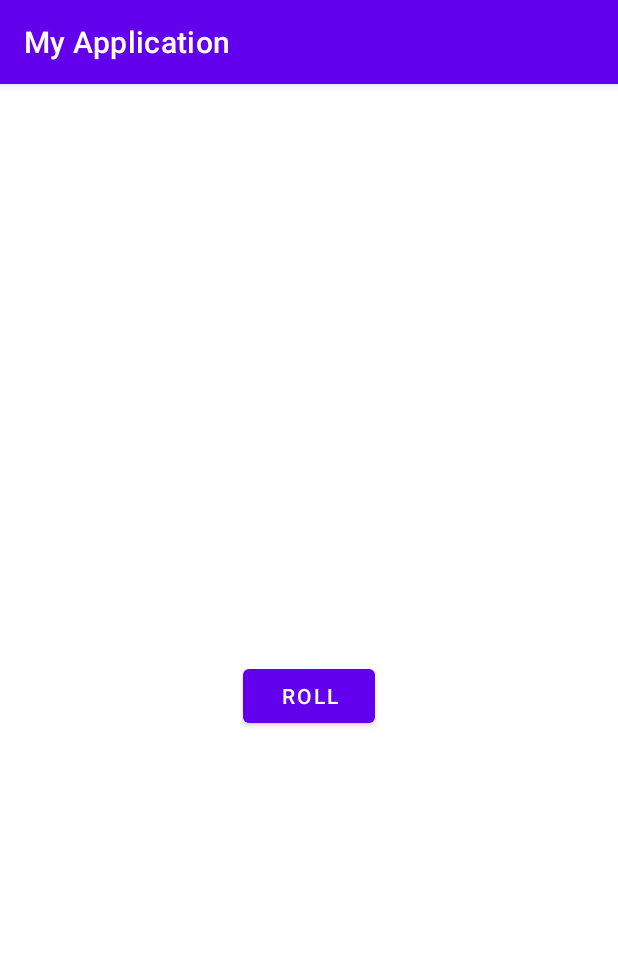
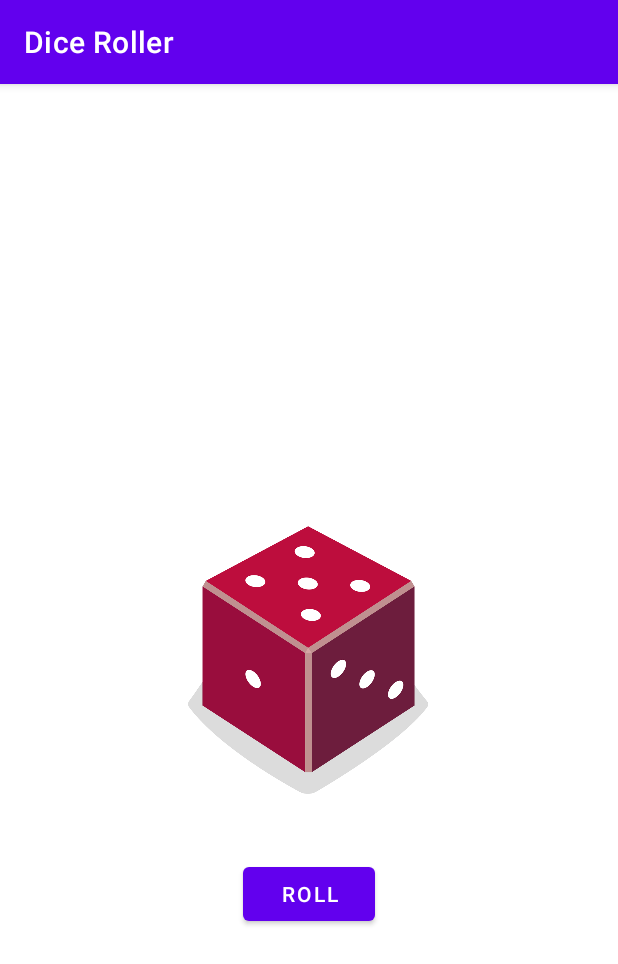
Before and after one commit to lewisdl/CSCE546, an Android app: the screen it shows after launch (MainActivity), on a phone screen of 412 x 824 dp. Shown: the top 964 px of the screen. Run offline under Robolectric (Android 15) with nearby library versions, the phone set to English and light mode, and no system bars.

Commit message:
adds visual feedback

```diff
--- a/Dice_Roller/app/src/main/java/com/example/myapplication/MainActivity.kt
+++ b/Dice_Roller/app/src/main/java/com/example/myapplication/MainActivity.kt
@@ -2,7 +2,7 @@ package com.example.myapplication
 
 import android.os.Bundle
 import android.widget.Button
-import android.widget.TextView
+import android.widget.ImageView
 import androidx.appcompat.app.AppCompatActivity
 
 class MainActivity : AppCompatActivity() {
@@ -11,17 +11,28 @@ class MainActivity : AppCompatActivity() {
         setContentView(R.layout.activity_main)
         val rollButton: Button = findViewById(R.id.button)
         rollButton.setOnClickListener { rollDice() }
+        rollDice()
     }
 
     private fun rollDice() {
         val dice = Dice(6)
         val diceRoll = dice.roll()
-        val resultTextView: TextView = findViewById(R.id.textView)
-        resultTextView.text = diceRoll.toString()
+        val diceImage: ImageView = findViewById(R.id.imageView)
+        val drawableResource = when (diceRoll) {
+            1 -> R.drawable.dice_1
+            2 -> R.drawable.dice_2
+            3 -> R.drawable.dice_3
+            4 -> R.drawable.dice_4
+            5 -> R.drawable.dice_5
+            else -> R.drawable.dice_6
+        }
+
+        diceImage.setImageResource(drawableResource)
+        diceImage.contentDescription = diceRoll.toString()
     }
 }
 
-class Dice(val numSides: Int) {
+class Dice(private val numSides: Int) {
 
     fun roll(): Int {
         return (1..numSides).random()
--- a/Dice_Roller/app/src/main/res/layout/activity_main.xml
+++ b/Dice_Roller/app/src/main/res/layout/activity_main.xml
@@ -10,6 +10,7 @@
         android:id="@+id/button"
         android:layout_width="wrap_content"
         android:layout_height="wrap_content"
+        android:layout_marginTop="32dp"
         android:text="@string/roll"
         app:layout_constraintEnd_toEndOf="parent"
         app:layout_constraintStart_toStartOf="parent"
@@ -17,12 +18,13 @@
 
     <ImageView
         android:id="@+id/imageView"
-        android:layout_width="wrap_content"
-        android:layout_height="wrap_content"
+        android:layout_width="160dp"
+        android:layout_height="200dp"
         app:layout_constraintBottom_toBottomOf="parent"
         app:layout_constraintEnd_toEndOf="parent"
+        app:layout_constraintHorizontal_bias="0.498"
         app:layout_constraintStart_toStartOf="parent"
         app:layout_constraintTop_toTopOf="parent"
-        tools:srcCompat="@tools:sample/avatars" />
+        tools:srcCompat="@drawable/dice_1" />
 
 </androidx.constraintlayout.widget.ConstraintLayout>
--- a/Dice_Roller/app/src/main/res/values/strings.xml
+++ b/Dice_Roller/app/src/main/res/values/strings.xml
@@ -1,4 +1,4 @@
 <resources>
-    <string name="app_name">My Application</string>
+    <string name="app_name">Dice Roller</string>
     <string name="roll">Roll</string>
 </resources>
```
